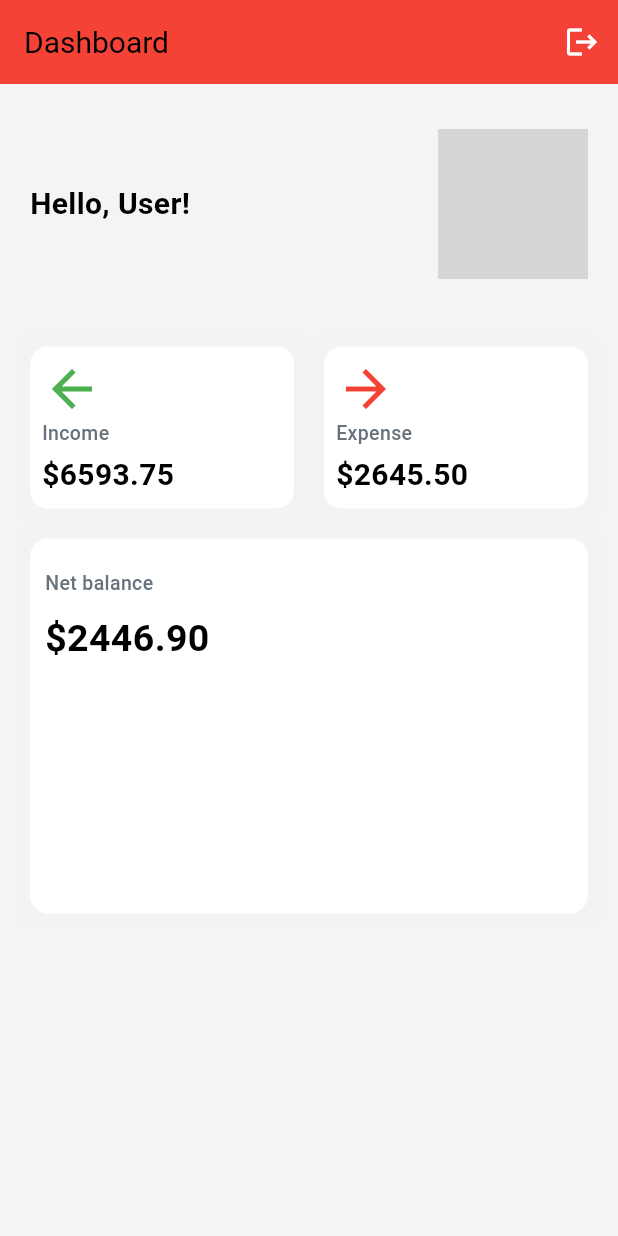
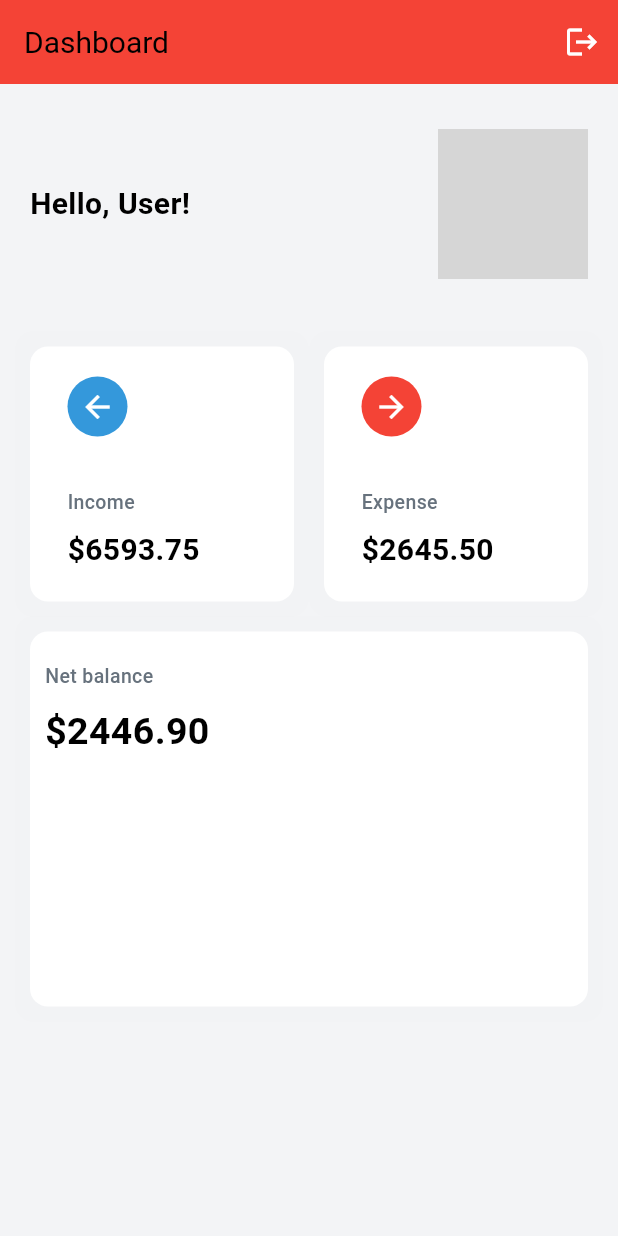
Before and after one commit to Hashane/EST, a Flutter app: the Dashboard screen opened directly, on a phone screen of 412 x 824 dp. Run offline on Flutter 3.47's test engine with Material 3 defaults, Android fonts, the phone set to English and light mode, and no system bars; our stand-ins replace firebase_auth, firebase_core; accounts and stored records are empty; grey boxes are pictures that could not be loaded.

Commit message:
Firestore store expense

```diff
--- a/lib/models/expense_model.dart
+++ b/lib/models/expense_model.dart
@@ -1,24 +1,27 @@
-class Expenses {
+class Expense {
   final int expenseID;
   final DateTime expenseDate;
+  final String name;
   final double amount;
   final String category;
   final int? treeID; // Nullable
   final int? salaryPaymentID;
 
-  Expenses({
+  Expense({
     required this.expenseID,
     required this.expenseDate,
     required this.amount,
     required this.category,
+    required this.name,
     this.treeID,
     this.salaryPaymentID,
   });
 
-  factory Expenses.fromJson(Map<String, dynamic> json) {
-    return Expenses(
+  factory Expense.fromJson(Map<String, dynamic> json) {
+    return Expense(
       expenseID: json['expenseID'],
       expenseDate: DateTime.parse(json['expenseDate']),
+      name: json['name'],
       amount: json['amount'].toDouble(),
       category: json['category'],
       treeID: json['treeID'],
@@ -30,6 +33,7 @@ class Expenses {
     return {
       'expenseID': expenseID,
       'expenseDate': expenseDate.toIso8601String(),
+      'name': name,
       'amount': amount,
       'category': category,
       'treeID': treeID,
--- a/lib/screens/Home/Dashboard.dart
+++ b/lib/screens/Home/Dashboard.dart
@@ -1,6 +1,7 @@
 import 'package:flutter/material.dart';
 import 'package:est/themes/theme.dart';
 import 'package:est/screens/LoginScreen.dart';
+import 'package:est/screens/ExpensesScreen.dart';
 
 void main() {
   runApp(MyApp());
@@ -65,12 +66,6 @@ class _StatsPageState extends State<Dashboard> {
         "color": Colors.red,
         "label": "Expense",
         "cost": "\$2645.50"
-      },
-      {
-        "icon": Icons.arrow_forward,
-        "color": Colors.red,
-        "label": "Expense",
-        "cost": "\$2645.50"
       }
     ];
     return SingleChildScrollView(
@@ -97,12 +92,86 @@ class _StatsPageState extends State<Dashboard> {
             height: 20,
           ),
           Wrap(
-            spacing: 20,
-            children: [
-              _buildInfoBox("Income", "\$6593.75", CustomTheme.primaryColor),
-              _buildInfoBox("Expense", "\$2645.50", Colors.red),
-             ],
-          ),
+              spacing: 20,
+              children: List.generate(expenses.length, (index) {
+                return GestureDetector(
+                  onTap: () {
+                    if (expenses[index]["label"] == "Income") {
+                      // Navigate to the IncomeDetailsPage
+                      // Navigator.of(context).push(
+                      //   MaterialPageRoute(
+                      //     builder: (context) => IncomeScreen(),
+                      //   ),
+                      // );
+                    } else {
+                      Navigator.of(context).push(
+                        MaterialPageRoute(
+                          builder: (context) => ExpensesScreen(),
+                        ),
+                      );
+                    }
+                  },
+                  child: Container(
+                    width: (size.width - 60) / 2,
+                    height: 170,
+                    decoration: BoxDecoration(
+                        color: Colors.white,
+                        borderRadius: BorderRadius.circular(12),
+                        boxShadow: [
+                          BoxShadow(
+                            color: Colors.grey.withOpacity(0.01),
+                            spreadRadius: 10,
+                            blurRadius: 3,
+                            // changes position of shadow
+                          ),
+                        ]),
+                    child: Padding(
+                      padding: const EdgeInsets.only(
+                          left: 25, right: 25, top: 20, bottom: 20),
+                      child: Column(
+                        crossAxisAlignment: CrossAxisAlignment.start,
+                        mainAxisAlignment: MainAxisAlignment.spaceBetween,
+                        children: [
+                          Container(
+                            width: 40,
+                            height: 40,
+                            decoration: BoxDecoration(
+                                shape: BoxShape.circle,
+                                color: expenses[index]['color']),
+                            child: Center(
+                                child: Icon(
+                                  expenses[index]['icon'],
+                                  color: Colors.white,
+                                )),
+                          ),
+                          Column(
+                            crossAxisAlignment: CrossAxisAlignment.start,
+                            children: [
+                              Text(
+                                expenses[index]['label'],
+                                style: TextStyle(
+                                    fontWeight: FontWeight.w500,
+                                    fontSize: 13,
+                                    color: Color(0xff67727d)),
+                              ),
+                              SizedBox(
+                                height: 8,
+                              ),
+                              Text(
+                                expenses[index]['cost'],
+                                style: TextStyle(
+                                  fontWeight: FontWeight.bold,
+                                  fontSize: 20,
+                                ),
+                              )
+                            ],
+                          )
+                        ],
+                      ),
+                    ),
+                  ),
+                );
+              })),
           SizedBox(
             height: 20,
           ),
@@ -169,67 +238,4 @@ class _StatsPageState extends State<Dashboard> {
       ),
     );
   }
-
-  Widget _buildInfoBox(String label, String cost, Color color) {
-    IconData icon = Icons.arrow_back;
-    Color iconColor = Colors.red;
-
-    if (label == "Income") {
-      icon = Icons.arrow_back;
-      iconColor = Colors.green;
-    } else if (label == "Expense") {
-      icon = Icons.arrow_forward;
-      iconColor = Colors.red;
-    }
-
-    var size = MediaQuery.of(context).size;
-
-    return Container(
-      width: (size.width - 60) / 2,
-      decoration: BoxDecoration(
-        color: Colors.white,
-        borderRadius: BorderRadius.circular(12),
-        boxShadow: [
-          BoxShadow(
-            color: Colors.grey.withOpacity(0.01),
-            spreadRadius: 10,
-            blurRadius: 3,
-          ),
-        ],
-      ),
-      child: Padding(
-        padding: const EdgeInsets.all(8),
-        child: Column(
-          crossAxisAlignment: CrossAxisAlignment.start,
-          mainAxisAlignment: MainAxisAlignment.spaceBetween,
-          children: [
-            Icon(
-              icon,
-              color: iconColor,
-              size: 40,
-            ),
-            Text(
-              label,
-              style: TextStyle(
-                fontWeight: FontWeight.w500,
-                fontSize: 13,
-                color: Color(0xff67727d),
-              ),
-            ),
-            SizedBox(height: 4),
-            FittedBox(
-              child: Text(
-                cost,
-                style: TextStyle(
-                  fontWeight: FontWeight.bold,
-                  fontSize: 20,
-                ),
-              ),
-            ),
-          ],
-        ),
-      ),
-    );
-  }
-
 }
--- a/pubspec.yaml
+++ b/pubspec.yaml
@@ -37,6 +37,8 @@ dependencies:
   cupertino_icons: ^1.0.6
   firebase_core: ^2.27.1
   firebase_auth: ^4.17.9
+  table_calendar: ^3.1.0
+  cloud_firestore: ^4.15.9
 
 dev_dependencies:
   flutter_test:
```
Also changed, not shown: lib/json/daily_json.dart (added, +27 -0 lines), lib/json/day_month.dart (added, +19 -0 lines), pubspec.lock, 1 other file.
